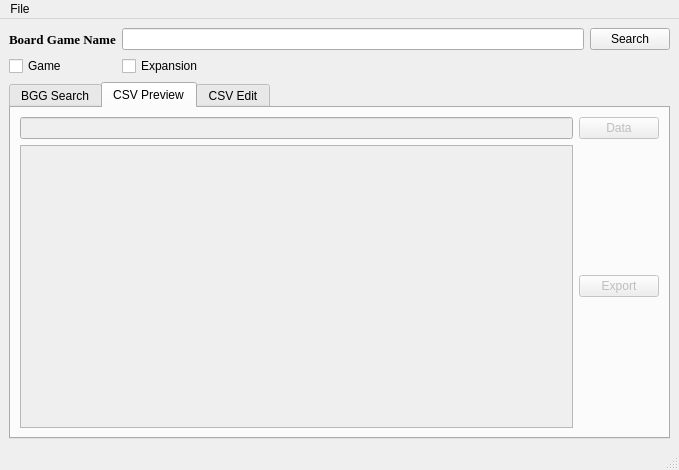
Before: the Qt Designer form main_window.ui in lucaono13/Board-Game-Info-Grabber, drawn with Qt 5.
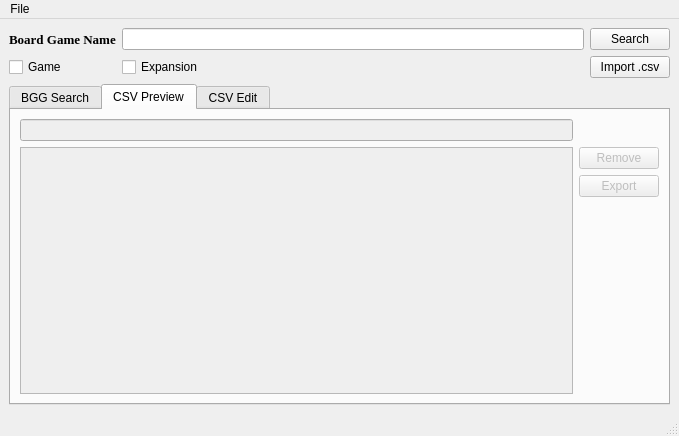
After: the same form once the commit is applied.

Diff of the .ui file:
```diff
--- a/main_window.ui
+++ b/main_window.ui
@@ -7,7 +7,7 @@
     <x>0</x>
     <y>0</y>
     <width>679</width>
-    <height>470</height>
+    <height>436</height>
    </rect>
   </property>
   <property name="windowTitle">
@@ -72,6 +72,13 @@
         </property>
        </widget>
       </item>
+      <item row="1" column="2">
+       <widget class="QPushButton" name="csvImport">
+        <property name="text">
+         <string>Import .csv</string>
+        </property>
+       </widget>
+      </item>
      </layout>
     </item>
     <item row="2" column="0">
@@ -232,7 +239,7 @@
         <string>CSV Preview</string>
        </attribute>
        <layout class="QGridLayout" name="gridLayout_7">
-        <item row="2" column="0">
+        <item row="3" column="0">
          <widget class="QTableView" name="dfPreview">
           <property name="alternatingRowColors">
            <bool>true</bool>
@@ -252,19 +259,36 @@
           </property>
          </widget>
         </item>
-        <item row="2" column="1">
-         <widget class="QPushButton" name="exportButton">
-          <property name="text">
-           <string>Export</string>
-          </property>
-         </widget>
-        </item>
-        <item row="1" column="1">
-         <widget class="QPushButton" name="selectedData">
-          <property name="text">
-           <string>Data</string>
-          </property>
-         </widget>
+        <item row="3" column="1">
+         <layout class="QVBoxLayout" name="verticalLayout_2">
+          <item>
+           <widget class="QPushButton" name="selectedData">
+            <property name="text">
+             <string>Remove</string>
+            </property>
+           </widget>
+          </item>
+          <item>
+           <widget class="QPushButton" name="exportButton">
+            <property name="text">
+             <string>Export</string>
+            </property>
+           </widget>
+          </item>
+          <item>
+           <spacer name="verticalSpacer_2">
+            <property name="orientation">
+             <enum>Qt::Vertical</enum>
+            </property>
+            <property name="sizeHint" stdset="0">
+             <size>
+              <width>20</width>
+              <height>40</height>
+             </size>
+            </property>
+           </spacer>
+          </item>
+         </layout>
         </item>
        </layout>
       </widget>
```
Left out of the diff: 54 changed lines with no effect on the pictures.
